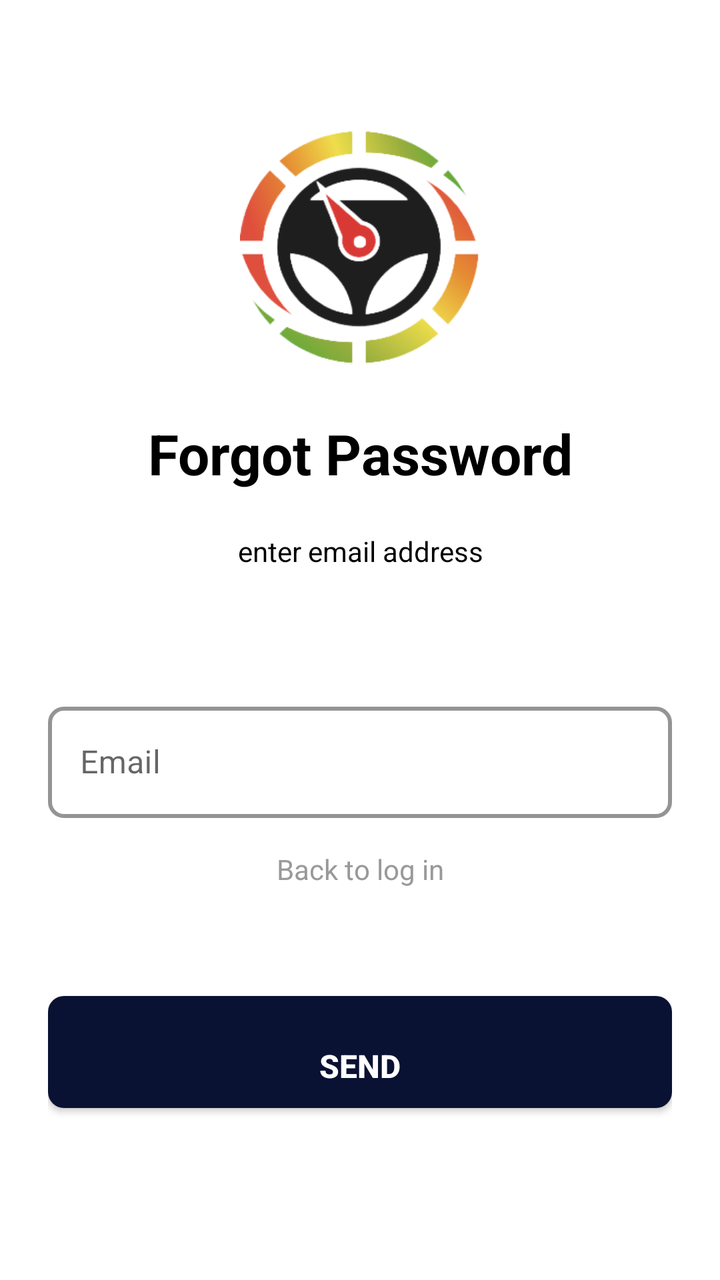
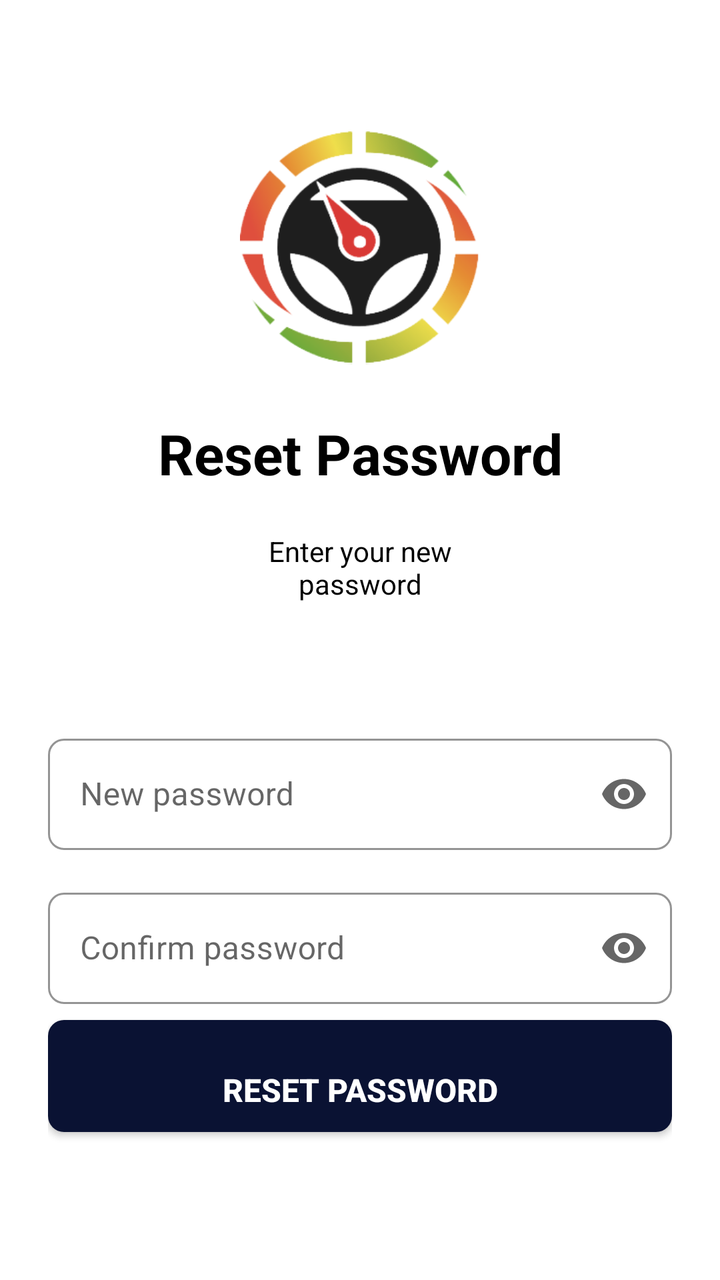

Before-and-after screenshots of an Android layout around one commit, followed by the original layout XML and the change that was made.
<!-- AndroidManifest.xml: application theme Base.Theme.Team20TimDjordjina -->
<!-- res/layout/activity_reset_password.xml -->
<?xml version="1.0" encoding="utf-8"?>
<ScrollView xmlns:android="http://schemas.android.com/apk/res/android"
    xmlns:app="http://schemas.android.com/apk/res-auto"
    android:id="@+id/reset_password_root"
    android:layout_width="match_parent"
    android:layout_height="match_parent"
    android:background="#FFFFFF"
    android:fillViewport="true">

    <LinearLayout
        android:layout_width="match_parent"
        android:layout_height="wrap_content"
        android:orientation="vertical"
        android:padding="24dp"
        android:gravity="center_horizontal">

        <ImageView
            android:id="@+id/ivLogo"
            style="@style/AuthLogoImage"
            android:layout_marginTop="40dp"
            android:layout_marginBottom="24dp"
            android:src="@drawable/rideon_logo" />

        <TextView
            android:id="@+id/tvForgottenPasswordTitle"
            style="@style/FormTitleText"
            android:text="@string/forgot_password_title"
            android:textColor="#000000"/>

        <TextView
            android:id="@+id/tvForgottenPasswordSubtitle"
            style="@style/FormSubtitleText"
            android:text="@string/enter_email_address"
            android:textColor="#000000"/>

        <com.google.android.material.textfield.TextInputLayout
            android:id="@+id/tilForgottenPasswordEmail"
            android:layout_width="match_parent"
            android:layout_height="wrap_content"
            android:layout_marginBottom="16dp">

            <com.google.android.material.textfield.TextInputEditText
                android:id="@+id/etForgottenPasswordEmail"
                android:layout_width="match_parent"
                android:layout_height="wrap_content"
                android:hint="@string/email"
                android:inputType="textEmailAddress" />
        </com.google.android.material.textfield.TextInputLayout>
        <TextView
            android:id="@+id/tvEmailError"
            style="@style/FormErrorText" />


        <TextView android:id="@+id/tvBackToLogIn"
            style="@style/FormLinkText"
            android:text="@string/back_to_log_in"
            android:textAlignment="center"
            android:layout_marginBottom="54dp"
            />

        <Button
            android:id="@+id/btnSend"
            style="@style/FormPrimaryButton"
            android:layout_width="match_parent"
            android:text="@string/send"
            android:textColor="#FFFFFF"
            android:textSize="16sp"
            android:textStyle="bold"
            android:background="@drawable/button_background"/>

    </LinearLayout>
</ScrollView>
<!-- resources referenced by this layout -->
<resources>
  <!-- drawable button_background (drawable) -->
  <?xml version="1.0" encoding="utf-8"?>
  <shape xmlns:android="http://schemas.android.com/apk/res/android"
      android:shape="rectangle">
      <corners android:radius="8dp" />
      <solid android:color="#0A1233" />
  </shape>
  <string name="back_to_log_in">Back to log in</string>
  <string name="email">Email</string>
  <string name="enter_email_address">enter email address</string>
  <string name="forgot_password_title">Forgot Password</string>
  <string name="send">Send</string>
  <style name="AuthLogoImage">
          <item name="android:layout_width">@dimen/logo_size</item>
          <item name="android:layout_height">@dimen/logo_size</item>
          <item name="android:contentDescription">@string/app_logo</item>
      </style>
  <style name="FormLinkText">
          <item name="android:layout_width">match_parent</item>
          <item name="android:layout_height">wrap_content</item>
          <item name="android:textSize">14sp</item>
          <item name="android:textColor">@color/secondary</item>
          <item name="android:gravity">end</item>
          <item name="android:clickable">true</item>
          <item name="android:focusable">true</item>
          <item name="android:layout_marginBottom">@dimen/space_xl</item>
      </style>
  <style name="FormSubtitleText">
          <item name="android:textSize">14sp</item>
          <item name="android:textAlignment">center</item>
          <item name="android:layout_width">@dimen/subtitle_width</item>
          <item name="android:layout_height">@dimen/subtitle_height</item>
          <item name="android:textColor">@color/white</item>
          <item name="android:layout_marginBottom">32dp</item>
      </style>
  <dimen name="logo_size">120dp</dimen>
  <string name="app_logo">App Logo</string>
  <color name="error">#FF4D4D</color>
  <dimen name="space_xs">4dp</dimen>
  <dimen name="space_sm">8dp</dimen>
  <color name="secondary">#999999</color>
  <dimen name="space_xl">40dp</dimen>
  <dimen name="btn_height">56dp</dimen>
  <color name="black">#FF000000</color>
  <!-- drawable button_background_lite (drawable) -->
  <?xml version="1.0" encoding="utf-8"?>
  <shape xmlns:android="http://schemas.android.com/apk/res/android"
      android:shape="rectangle">
      <corners android:radius="@dimen/radius_md" />
      <solid android:color="@color/white" />
  </shape>
  <dimen name="btn_top_padding">14dp</dimen>
  <dimen name="space_md">16dp</dimen>
  <dimen name="subtitle_width">140dp</dimen>
  <dimen name="subtitle_height">50dp</dimen>
  <color name="white">#FFFFFFFF</color>
  <dimen name="title_width">220dp</dimen>
  <dimen name="title_height">50dp</dimen>
  <color name="primary">#FF000000</color>
  <style name="FormInputEditText">
          <item name="android:textColor">@color/input_text</item>
          <item name="android:textColorHint">@color/text_hint</item>
          <item name="android:padding">16dp</item>
      </style>
  <dimen name="radius_md">8dp</dimen>
  <color name="box_stroke">#CCCCCC</color>
  <color name="text_hint">#999999</color>
  <color name="input_text">#000000</color>
  <!-- unchanged entries left out for length: 6 -->
</resources>

<!-- the commit's change to res/layout/activity_reset_password.xml (unified diff, before → after) -->
@@ -1,10 +1,9 @@
 <?xml version="1.0" encoding="utf-8"?>
 <ScrollView xmlns:android="http://schemas.android.com/apk/res/android"
-    xmlns:app="http://schemas.android.com/apk/res-auto"
     android:id="@+id/reset_password_root"
     android:layout_width="match_parent"
     android:layout_height="match_parent"
-    android:background="#FFFFFF"
+    android:background="@color/white"
     android:fillViewport="true">
 
     <LinearLayout
@@ -15,57 +14,65 @@
         android:gravity="center_horizontal">
 
         <ImageView
-            android:id="@+id/ivLogo"
+            android:id="@+id/ivResetLogo"
             style="@style/AuthLogoImage"
             android:layout_marginTop="40dp"
             android:layout_marginBottom="24dp"
             android:src="@drawable/rideon_logo" />
 
         <TextView
-            android:id="@+id/tvForgottenPasswordTitle"
+            android:id="@+id/tvResetTitle"
             style="@style/FormTitleText"
-            android:text="@string/forgot_password_title"
-            android:textColor="#000000"/>
+            android:text="@string/reset_password_title"
+            android:textColor="@color/black"/>
 
         <TextView
-            android:id="@+id/tvForgottenPasswordSubtitle"
+            android:id="@+id/tvResetSubtitle"
             style="@style/FormSubtitleText"
-            android:text="@string/enter_email_address"
-            android:textColor="#000000"/>
+            android:text="@string/reset_password_subtitle"
+            android:textColor="@color/black"/>
 
         <com.google.android.material.textfield.TextInputLayout
-            android:id="@+id/tilForgottenPasswordEmail"
+            android:id="@+id/tilResetPassword"
+            style="@style/FormPasswordInput"
             android:layout_width="match_parent"
             android:layout_height="wrap_content"
+            android:layout_marginTop="16dp"
             android:layout_marginBottom="16dp">
 
             <com.google.android.material.textfield.TextInputEditText
-                android:id="@+id/etForgottenPasswordEmail"
+                android:id="@+id/etResetPassword"
                 android:layout_width="match_parent"
                 android:layout_height="wrap_content"
-                android:hint="@string/email"
-                android:inputType="textEmailAddress" />
+                android:hint="@string/new_password"
+                android:inputType="textPassword" />
         </com.google.android.material.textfield.TextInputLayout>
+
+        <com.google.android.material.textfield.TextInputLayout
+            android:id="@+id/tilResetConfirmPassword"
+            style="@style/FormPasswordInput"
+            android:layout_width="match_parent"
+            android:layout_height="wrap_content"
+            android:layout_marginBottom="8dp">
+
+            <com.google.android.material.textfield.TextInputEditText
+                android:id="@+id/etResetConfirmPassword"
+                android:layout_width="match_parent"
+                android:layout_height="wrap_content"
+                android:hint="@string/confirm_password"
+                android:inputType="textPassword" />
+        </com.google.android.material.textfield.TextInputLayout>
+
         <TextView
-            android:id="@+id/tvEmailError"
+            android:id="@+id/tvResetError"
             style="@style/FormErrorText" />
 
-
-        <TextView android:id="@+id/tvBackToLogIn"
-            style="@style/FormLinkText"
-            android:text="@string/back_to_log_in"
-            android:textAlignment="center"
-            android:layout_marginBottom="54dp"
-            />
-
         <Button
-            android:id="@+id/btnSend"
+            android:id="@+id/btnResetPassword"
             style="@style/FormPrimaryButton"
             android:layout_width="match_parent"
-            android:text="@string/send"
-            android:textColor="#FFFFFF"
-            android:textSize="16sp"
-            android:textStyle="bold"
+            android:text="@string/reset_password_button"
+            android:textColor="@color/white"
             android:background="@drawable/button_background"/>
 
     </LinearLayout>
<!-- resource entries referenced after the edit -->
@@ -7,25 +7,20 @@
       <corners android:radius="8dp" />
       <solid android:color="#0A1233" />
   </shape>
-  <string name="back_to_log_in">Back to log in</string>
-  <string name="email">Email</string>
-  <string name="enter_email_address">enter email address</string>
-  <string name="forgot_password_title">Forgot Password</string>
-  <string name="send">Send</string>
+  <string name="confirm_password">Confirm password</string>
+  <string name="new_password">New password</string>
+  <string name="reset_password_button">Reset password</string>
+  <string name="reset_password_subtitle">Enter your new password</string>
+  <string name="reset_password_title">Reset Password</string>
   <style name="AuthLogoImage">
           <item name="android:layout_width">@dimen/logo_size</item>
           <item name="android:layout_height">@dimen/logo_size</item>
           <item name="android:contentDescription">@string/app_logo</item>
       </style>
-  <style name="FormLinkText">
-          <item name="android:layout_width">match_parent</item>
-          <item name="android:layout_height">wrap_content</item>
-          <item name="android:textSize">14sp</item>
-          <item name="android:textColor">@color/secondary</item>
-          <item name="android:gravity">end</item>
-          <item name="android:clickable">true</item>
-          <item name="android:focusable">true</item>
-          <item name="android:layout_marginBottom">@dimen/space_xl</item>
+  <style name="FormPasswordInput" parent="FormOutlinedInput">
+          <item name="passwordToggleEnabled">true</item>
+          <item name="passwordToggleDrawable">@drawable/ic_eye</item>
+          <item name="passwordToggleTint">@color/password_tint</item>
       </style>
   <style name="FormSubtitleText">
           <item name="android:textSize">14sp</item>
@@ -40,8 +35,25 @@
   <color name="error">#FF4D4D</color>
   <dimen name="space_xs">4dp</dimen>
   <dimen name="space_sm">8dp</dimen>
+  <style name="FormOutlinedInput" parent="Widget.MaterialComponents.TextInputLayout.OutlinedBox">
+  
+          <item name="boxStrokeColor">@color/box_stroke</item>
+          <item name="hintTextColor">@color/text_hint</item>
+          <item name="boxBackgroundColor">@color/white</item>
+      </style>
+  <!-- drawable ic_eye (drawable) -->
+  <?xml version="1.0" encoding="utf-8"?>
+  <vector xmlns:android="http://schemas.android.com/apk/res/android"
+      android:width="24dp"
+      android:height="24dp"
+      android:viewportWidth="24"
+      android:viewportHeight="24">
+      <path
+          android:fillColor="#666666"
+          android:pathData="M12,4.5C7,4.5 2.73,7.61 1,12c1.73,4.39 6,7.5 11,7.5s9.27,-3.11 11,-7.5c-1.73,-4.39 -6,-7.5 -11,-7.5zM12,17c-2.76,0 -5,-2.24 -5,-5s2.24,-5 5,-5 5,2.24 5,5 -2.24,5 -5,5zM12,9c-1.66,0 -3,1.34 -3,3s1.34,3 3,3 3,-1.34 3,-3 -1.34,-3 -3,-3z"/>
+  </vector>
+  <color name="password_tint">#666666</color>
   <color name="secondary">#999999</color>
-  <dimen name="space_xl">40dp</dimen>
   <dimen name="btn_height">56dp</dimen>
   <color name="black">#FF000000</color>
   <!-- drawable button_background_lite (drawable) -->
